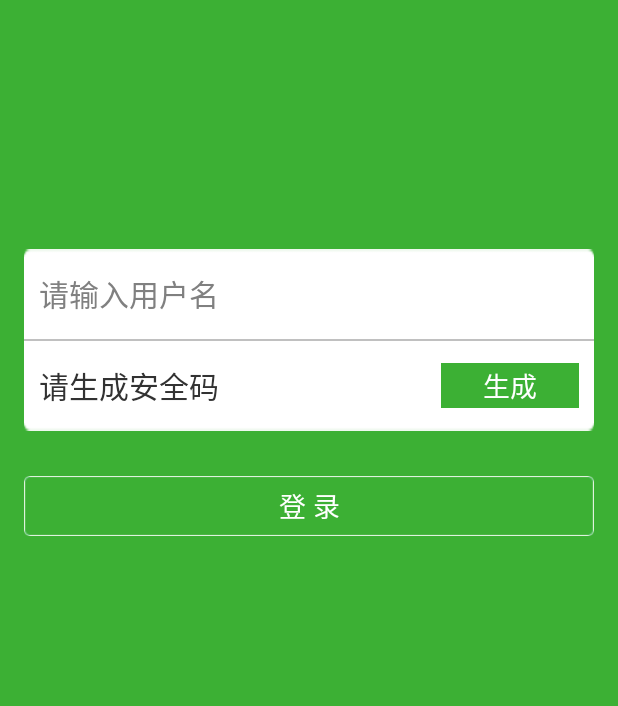
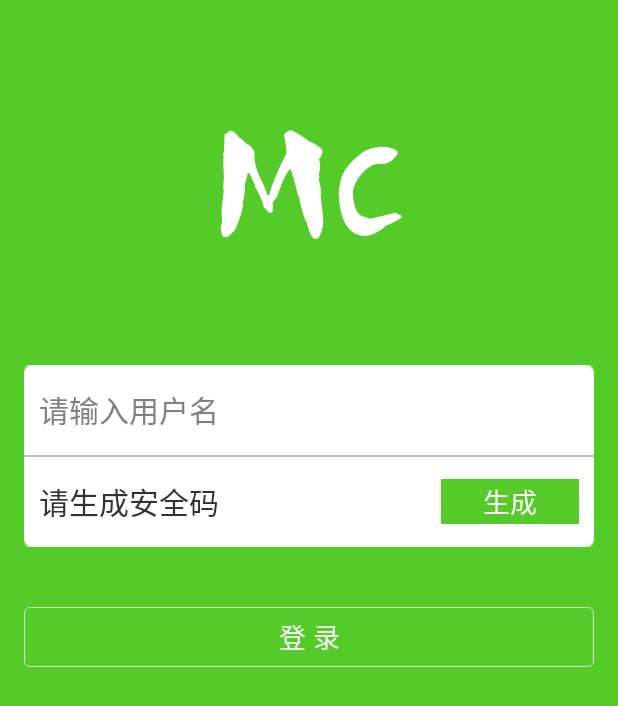
Before and after one commit to cchuhu/CodeMaker, an Android app: the screen it shows after launch (LoginActivity), on a phone screen of 412 x 824 dp. Shown: the top 706 px of the screen. Run offline under Robolectric (Android 15) with nearby library versions, the phone set to English and light mode, and no system bars.

Commit message:
调整界面

```diff
--- a/deckviewsample/src/main/res/layout/activity_deck_view_sample.xml
+++ b/deckviewsample/src/main/res/layout/activity_deck_view_sample.xml
@@ -9,7 +9,7 @@
     <RelativeLayout
         android:layout_width="match_parent"
         android:layout_height="50dp"
-        android:background="#3cb034">
+        android:background="#54cb29">
 
         <ImageView
             android:id="@+id/iv_icon"
--- a/deckviewsample/src/main/res/layout/activity_main.xml
+++ b/deckviewsample/src/main/res/layout/activity_main.xml
@@ -11,7 +11,7 @@
     <RelativeLayout
         android:layout_width="match_parent"
         android:layout_height="50dp"
-        android:background="#3cb034">
+        android:background="#54cb29">
 
         <ImageButton
             android:id="@+id/imageButton"
--- a/deckviewsample/src/main/res/layout/activity_main2.xml
+++ b/deckviewsample/src/main/res/layout/activity_main2.xml
@@ -3,7 +3,7 @@
               xmlns:tools="http://schemas.android.com/tools"
               android:layout_width="match_parent"
               android:layout_height="match_parent"
-              android:background="#3cb034"
+              android:background="#54cb29"
               android:orientation="vertical"
               android:paddingBottom="@dimen/activity_vertical_margin"
               android:paddingLeft="@dimen/activity_horizontal_margin"
@@ -11,10 +11,18 @@
               android:paddingTop="@dimen/activity_vertical_margin"
     >
 
+    <ImageView
+        android:layout_width="wrap_content"
+        android:layout_height="wrap_content"
+        android:layout_gravity="center"
+        android:layout_marginTop="50dp"
+        android:background="@mipmap/text"
+        />
+
     <LinearLayout
         android:layout_width="match_parent"
         android:layout_height="wrap_content"
-        android:layout_marginTop="150dp"
+        android:layout_marginTop="50dp"
         android:background="@mipmap/login_back"
         android:orientation="vertical">
 
@@ -54,15 +62,15 @@
                 android:id="@+id/btn_safe_code"
                 android:layout_width="wrap_content"
                 android:layout_height="30dp"
+                android:layout_alignParentEnd="true"
+
+                android:layout_centerVertical="true"
+                android:layout_marginEnd="10dp"
                 android:layout_marginLeft="10dp"
-
                 android:background="@mipmap/get_back"
                 android:text="生成"
                 android:textColor="#ffffff"
-                android:textSize="18dp"
-                android:layout_centerVertical="true"
-                android:layout_alignParentEnd="true"
-                android:layout_marginEnd="10dp"/>
+                android:textSize="18dp"/>
 
         </RelativeLayout>
     </LinearLayout>
@@ -71,7 +79,7 @@
         android:id="@+id/btn_login"
         android:layout_width="match_parent"
         android:layout_height="40dp"
-        android:layout_marginTop="30dp"
+        android:layout_marginTop="40dp"
         android:background="@mipmap/register_back"
         android:text="登 录"
         android:textColor="#ffffff"
```
Also changed, not shown: deckviewsample/src/main/res/layout/list_cell.xml (+10 -8 lines), deckviewsample/src/main/res/mipmap-hdpi/text.png (added), deckviewsample/src/main/res/mipmap-xhdpi/get_back.png, deckviewsample/src/main/res/mipmap-xhdpi/register_back.png, 1 other file.
